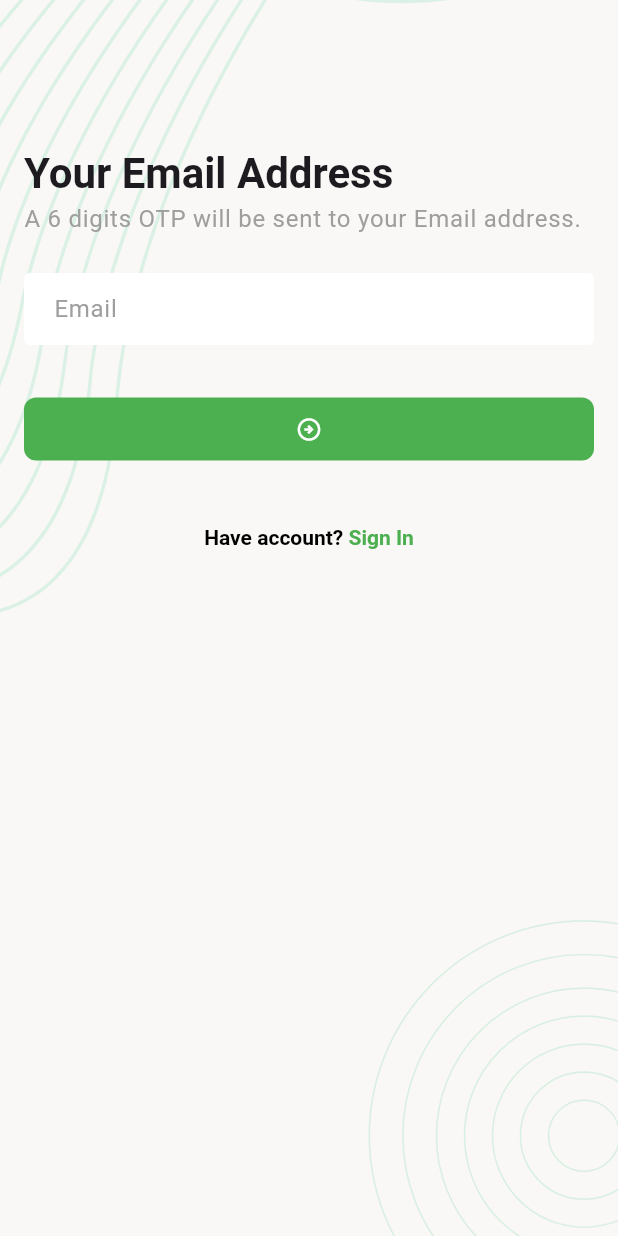
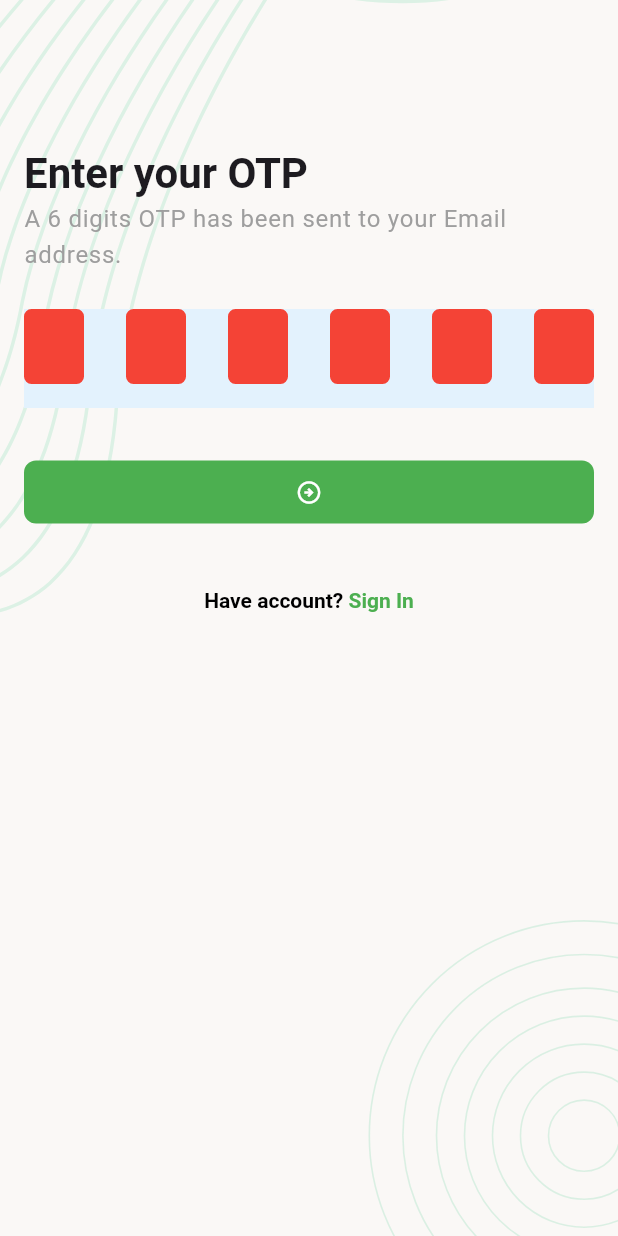
Before and after one commit to rup-chowdhury/flutter-ostad-eleven, a Flutter app: the ForgotPasswordEmailVerificationScreen screen opened directly, after a tap on the "arrow circle right" icon, on a phone screen of 412 x 824 dp. Run offline on Flutter 3.47's test engine with Material 3 defaults, Android fonts, the phone set to English and light mode, and no system bars; drawn by our look-alikes of pin_code_fields; our stand-ins replace flutter_svg; missing offline and left inert: dart:ffi.

Commit message:
Navigation added

```diff
--- a/task_manager_basic/lib/ui/screens/forgot_password_email_verification_screen.dart
+++ b/task_manager_basic/lib/ui/screens/forgot_password_email_verification_screen.dart
@@ -1,5 +1,6 @@
 import 'package:flutter/gestures.dart';
 import 'package:flutter/material.dart';
+import 'package:task_manager_basic/ui/screens/forgot_password_otp_verification_screen.dart';
 import 'package:task_manager_basic/ui/screens/sign_up_screen.dart';
 import 'package:task_manager_basic/ui/widgets/screen_background.dart';
 
@@ -52,7 +53,7 @@ class _ForgotPasswordEmailVerificationScreenState extends State<ForgotPasswordEm
                     height: 32,
                   ),
                   FilledButton(
-                      onPressed: () {},
+                      onPressed: _onTapNextButton,
                       child: Icon(Icons.arrow_circle_right_outlined)),
                   SizedBox(height: 40,),
                   Center(
@@ -84,6 +85,10 @@ class _ForgotPasswordEmailVerificationScreenState extends State<ForgotPasswordEm
     Navigator.pop(context);
   }
 
+  void _onTapNextButton() {
+    Navigator.push(context, MaterialPageRoute(builder: (context)=> ForgotPasswordOtpVerificationScreen()));
+  }
+
   @override
   void dispose() {
     _emailTextEditingController.dispose();
```
